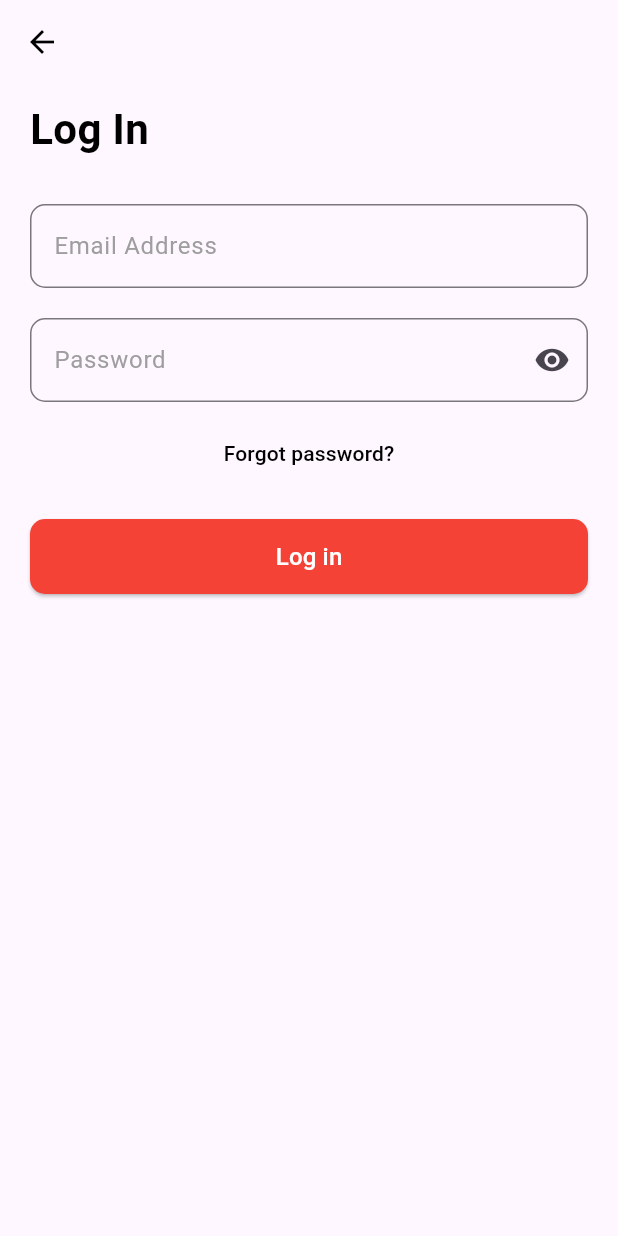
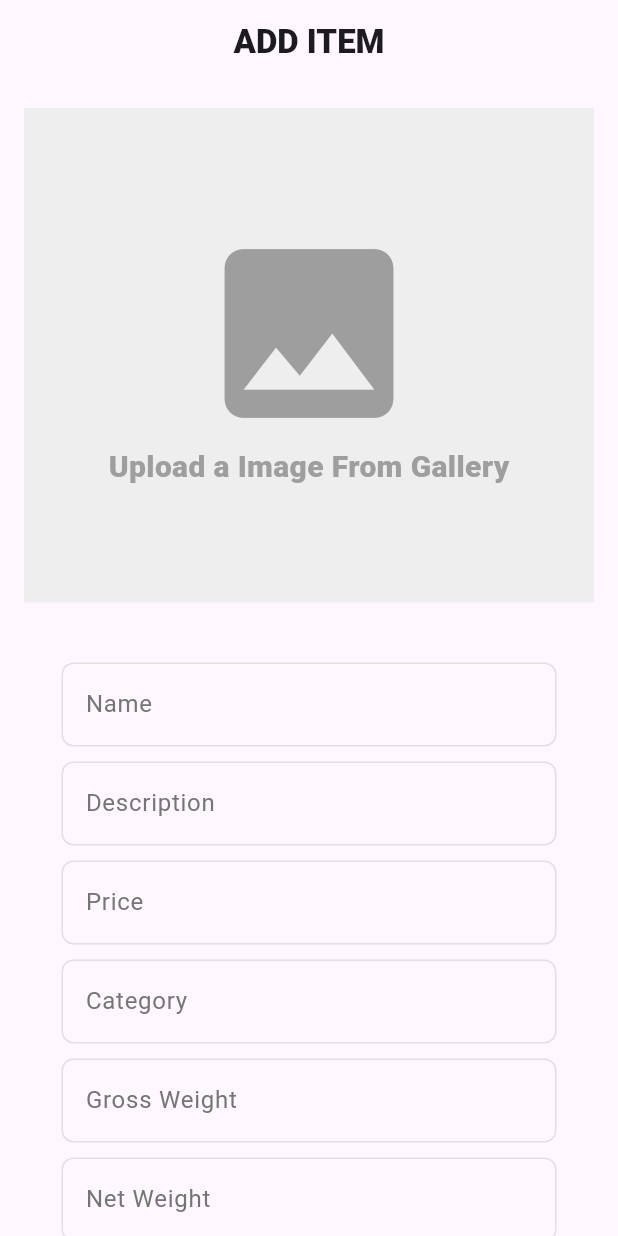
Before and after one commit to AdilAmeenAM/rgc_dynamics_machine_test, a Flutter app: the screen it shows after launch, on a phone screen of 412 x 824 dp. Run offline on Flutter 3.47's test engine with Material 3 defaults, Android fonts, the phone set to English and light mode, and no system bars; our stand-ins replace dio, flutter_hooks, go_router, hooks_riverpod, image_picker, riverpod_annotation; generated files the repository leaves out were written again.

Commit message:
item craeting page completed

```diff
--- a/lib/core/router/router.dart
+++ b/lib/core/router/router.dart
@@ -6,6 +6,7 @@ import 'package:rgc_dynamics_machine_test/features/home/models/food_product_mode
 import 'package:rgc_dynamics_machine_test/features/home/view/pages/food_details_page.dart';
 import 'package:rgc_dynamics_machine_test/features/home/view/pages/home_page.dart';
 import 'package:rgc_dynamics_machine_test/features/home/view/pages/profile_page.dart';
+import 'package:rgc_dynamics_machine_test/features/home/view/pages/upload_food_product_page.dart';
 import 'package:rgc_dynamics_machine_test/main.dart';
 
 final router = GoRouter(
@@ -19,6 +20,10 @@ final router = GoRouter(
     GoRoute(
       path: SplashScreenPage.routePath,
       builder: (context, state) => const SplashScreenPage(),
+    ),
+    GoRoute(
+      path: UploadFoodProductPage.routePath,
+      builder: (context, state) => const UploadFoodProductPage(),
     ),
     GoRoute(
       path: HomePage.routePath,
--- a/lib/features/authentication/controller/auth_controller.dart
+++ b/lib/features/authentication/controller/auth_controller.dart
@@ -8,7 +8,7 @@ import 'package:riverpod_annotation/riverpod_annotation.dart';
 
 part 'auth_controller.g.dart';
 
-@Riverpod(keepAlive: true)
+@riverpod
 class AuthController extends _$AuthController {
   @override
   UserModel? build() {
@@ -18,7 +18,6 @@ class AuthController extends _$AuthController {
   Future<void> login(String email, String password) async {
     try {
       final response = await AuthService.login(email, password);
-      state = response;
 
       App.navigatorKey.currentContext!
           .push(HomePage.routePath, extra: response);
--- a/lib/features/home/models/food_product_model.dart
+++ b/lib/features/home/models/food_product_model.dart
@@ -1,55 +1,55 @@
 class FoodProductModel {
-  final int id;
-  final String name;
-  final String price;
-  final String description;
-  final String category;
-  final Weights weights;
-  final Barcode barcode;
-  final String code;
-  final double rating;
-  final String image;
+  final int? id;
+  final String? name;
+  final String? price;
+  final String? description;
+  final String? category;
+  final Weights? weights;
+  final Barcode? barcode;
+  final String? code;
+  final double? rating;
+  final String? image;
 
   FoodProductModel({
-    required this.id,
-    required this.name,
-    required this.price,
-    required this.description,
-    required this.category,
-    required this.weights,
-    required this.barcode,
-    required this.code,
-    required this.rating,
-    required this.image,
+    this.id,
+    this.name,
+    this.price,
+    this.description,
+    this.category,
+    this.weights,
+    this.barcode,
+    this.code,
+    this.rating,
+    this.image,
   });
 
   // Factory constructor to create an object from JSON
   factory FoodProductModel.fromJson(Map<String, dynamic> json) {
     return FoodProductModel(
-      id: json['id'],
-      name: json['name'],
-      price: json['price'],
-      description: json['description'],
-      category: json['category'],
-      weights: Weights.fromJson(json['weights']),
-      barcode: Barcode.fromJson(json['barcode']),
-      code: json['code'],
-      rating: json['rating'].toDouble(),
-      image: json['image'],
+      id: json['id'] as int?,
+      name: json['name'] as String?,
+      price: json['price'] as String?,
+      description: json['description'] as String?,
+      category: json['category'] as String?,
+      weights:
+          json['weights'] != null ? Weights.fromJson(json['weights']) : null,
+      barcode:
+          json['barcode'] != null ? Barcode.fromJson(json['barcode']) : null,
+      code: json['code'] as String?,
+      rating: (json['rating'] as num?)?.toDouble(),
+      image: json['image'] as String?,
     );
   }
 
   // Method to convert the object back to JSON
   Map<String, dynamic> toJson() {
     return {
-      'id': id,
       'name': name,
+      'description': description,
       'price': price,
-      'description': description,
       'category': category,
-      'weights': weights.toJson(),
-      'barcode': barcode.toJson(),
-      'code': code,
+      'weights': weights?.toJson(),
+      'barcode': barcode?.toJson(),
       'rating': rating,
       'image': image,
     };
@@ -57,19 +57,19 @@ class FoodProductModel {
 }
 
 class Weights {
-  final double netWeight; // Changed from int to double
-  final double grossWeight; // Changed from int to double
+  final double? netWeight; // Changed from double to double?
+  final double? grossWeight; // Changed from double to double?
 
   Weights({
-    required this.netWeight,
-    required this.grossWeight,
+    this.netWeight,
+    this.grossWeight,
   });
 
   factory Weights.fromJson(Map<String, dynamic> json) {
     return Weights(
-      netWeight: (json['net_weight'] as num).toDouble(), // Convert to double
+      netWeight: (json['net_weight'] as num?)?.toDouble(), // Convert to double
       grossWeight:
-          (json['gross_weight'] as num).toDouble(), // Convert to double
+          (json['gross_weight'] as num?)?.toDouble(), // Convert to double
     );
   }
 
@@ -82,14 +82,14 @@ class Weights {
 }
 
 class Barcode {
-  final double barcodeNumber; // Changed from int to double
+  final double? barcodeNumber; // Changed from double to double?
 
-  Barcode({required this.barcodeNumber});
+  Barcode({this.barcodeNumber});
 
   factory Barcode.fromJson(Map<String, dynamic> json) {
     return Barcode(
       barcodeNumber:
-          (json['barcode_number'] as num).toDouble(), // Convert to double
+          (json['barcode_number'] as num?)?.toDouble(), // Convert to double
     );
   }
 
--- a/lib/features/home/view/pages/food_details_page.dart
+++ b/lib/features/home/view/pages/food_details_page.dart
@@ -29,7 +29,7 @@ class FoodDetailsPage extends StatelessWidget {
                   image: DecorationImage(
                     fit: BoxFit.cover,
                     image: NetworkImage(
-                      productModel.image,
+                      productModel.image ?? "",
                     ),
                   ),
                 ),
@@ -64,8 +64,8 @@ class FoodDetailsPage extends StatelessWidget {
                     crossAxisAlignment: CrossAxisAlignment.start,
                     children: [
                       ProductTileWidget(
-                          name: productModel.name,
-                          price: productModel.price,
+                          name: productModel.name ?? "",
+                          price: productModel.price ?? "",
                           padding: 0,
                           rating: 1.2),
                       const SizedBox(height: 20),
@@ -77,7 +77,7 @@ class FoodDetailsPage extends StatelessWidget {
                             fontWeight: FontWeight.bold, fontSize: 18),
                       ),
                       Text(
-                        productModel.description,
+                        productModel.description ?? "",
                         style: const TextStyle(color: Colors.grey),
                       ),
                       const SizedBox(height: 20),
@@ -86,12 +86,13 @@ class FoodDetailsPage extends StatelessWidget {
                         style: TextStyle(
                             fontWeight: FontWeight.bold, fontSize: 18),
                       ),
-                      Text("Net Weight : ${productModel.weights.netWeight}",
-                          style: const TextStyle(color: Colors.grey)),
-                      Text("Gross Weight : ${productModel.weights.grossWeight}",
+                      Text("Net Weight : ${productModel.weights?.netWeight}",
                           style: const TextStyle(color: Colors.grey)),
                       Text(
-                          "Barcode Number : ${productModel.barcode.barcodeNumber}",
+                          "Gross Weight : ${productModel.weights?.grossWeight}",
+                          style: const TextStyle(color: Colors.grey)),
+                      Text(
+                          "Barcode Number : ${productModel.barcode?.barcodeNumber}",
                           style: const TextStyle(color: Colors.grey)),
                     ],
                   )),
--- a/lib/features/home/view/pages/home_page.dart
+++ b/lib/features/home/view/pages/home_page.dart
@@ -86,10 +86,10 @@ class HomePage extends ConsumerWidget {
                                 extra: foodProduct);
                           },
                           child: FoodCardWidget(
-                            imageUrl: foodProduct.image,
-                            name: foodProduct.name,
-                            price: foodProduct.price,
-                            rating: foodProduct.rating,
+                            imageUrl: foodProduct.image ?? "",
+                            name: foodProduct.name ?? "",
+                            price: foodProduct.price ?? "",
+                            rating: foodProduct.rating ?? 0.0,
                           ),
                         ),
                       );
@@ -102,96 +102,3 @@ class HomePage extends ConsumerWidget {
     );
   }
 }
-// class HomeTabBarView extends ConsumerWidget {
-//   final String recipe;
-//   const HomeTabBarView({super.key, required this.recipe});
-
-//   @override
-//   Widget build(BuildContext context, ref) {
-//     final height = MediaQuery.of(context).size.height;
-//     final width = MediaQuery.of(context).size.width;
-
-//     return FutureBuilder<List<RecipeModel>>(
-//       future: ref
-//           .read(recipeServiceControllerProvider.notifier)
-//           .getRecipes(recipe, 0, 5),
-//       builder: (context, snapshot) {
-//         if (snapshot.connectionState == ConnectionState.waiting) {
-//           return const Center(child: CircularProgressIndicator());
-//         }
-
-//         if (snapshot.hasError) {
-//           return Center(
-//             child: Text(
-//               "Error: ${snapshot.error}",
-//               style: const TextStyle(color: Colors.red, fontSize: 16),
-//             ),
-//           );
-//         }
-
-//         if (!snapshot.hasData || snapshot.data!.isEmpty) {
-//           return const Center(
-//             child: Text("No recipes available."),
-//           );
-//         }
-
-//         final recipes = snapshot.data!;
-
-//         return SizedBox(
-//           height: height * .28,
-//           child: ListView.separated(
-//             scrollDirection: Axis.horizontal,
-//             itemBuilder: (context, index) {
-//               final recipe = recipes[index];
-
-//               return Container(
-//                 margin: EdgeInsets.only(right: width * .02),
-//                 width: width * .5,
-//                 child: Column(
-//                   crossAxisAlignment: CrossAxisAlignment.start,
-//                   children: [
-//                     GestureDetector(
-//                       onTap: () {
-//                         context.push(RecipeDetailsPage.routePath,
-//                             extra: recipe);
-//                       },
-//                       child: Container(
-//                         width: width,
-//                         height: height * .17,
-//                         decoration: BoxDecoration(
-//                           borderRadius: BorderRadius.circular(15),
-//                           image: DecorationImage(
-//                             image: NetworkImage(recipe.image!),
-//                             fit: BoxFit.fill,
-//                           ),
-//                         ),
-//                       ),
-//                     ),
-//                     SizedBox(height: height * .01),
-//                     Text(
-//                       recipe.label!,
-//                       style: TextStyle(
-//                         fontSize: width * .035,
-//                         fontWeight: FontWeight.bold,
-//                       ),
-//                     ),
-//                     SizedBox(height: height * .01),
-//                     Text(
-//                       "Calories: ${recipe.calories}",
-//                       style: TextStyle(
-//                         fontSize: width * .03,
-//                         color: Colors.grey,
-//                       ),
-//                     ),
-//                   ],
-//                 ),
-//               );
-//             },
-//             separatorBuilder: (context, index) => const SizedBox(width: 15),
-//             itemCount: recipes.length,
-//           ),
-//         );
-//       },
-//     );
-//   }
-// }
--- /dev/null
+++ b/lib/features/home/view/pages/upload_food_product_page.dart
@@ -0,0 +1,217 @@
+import 'dart:io';
+
+import 'package:flutter/material.dart';
+import 'package:flutter_hooks/flutter_hooks.dart';
+import 'package:image_picker/image_picker.dart';
+import 'package:rgc_dynamics_machine_test/features/home/models/food_product_model.dart';
+import 'package:rgc_dynamics_machine_test/features/home/services/food_product_service.dart';
+import 'package:rgc_dynamics_machine_test/features/home/view/widgets/custom_text_field_widget.dart';
+
+class UploadFoodProductPage extends HookWidget {
+  static const routePath = "/upload";
+  const UploadFoodProductPage({super.key});
+
+  @override
+  Widget build(BuildContext context) {
+    final width = MediaQuery.of(context).size.width;
+    final pickedImage = useState<File?>(null);
+    final ImagePicker picker = ImagePicker();
+
+    final nameController = useTextEditingController();
+    final descriptionController = useTextEditingController();
+    final priceController = useTextEditingController();
+    final categoryController = useTextEditingController();
+    final grossWeightController = useTextEditingController();
+    final netWeightController = useTextEditingController();
+    final barcodeController = useTextEditingController();
+    final ratingController = useTextEditingController();
+    final imageUrl = useState<String?>('');
+
+    Future<void> pickImage() async {
+      final XFile? image = await picker.pickImage(source: ImageSource.gallery);
+
+      if (image != null) {
+        pickedImage.value = File(image.path);
+        imageUrl.value =
+            await FoodProductService.uploadImage(pickedImage.value!);
+      }
+    }
+
+    Future<void> submitForm() async {
+      // Check if all fields are filled
+      if (nameController.text.isEmpty ||
+          descriptionController.text.isEmpty ||
+          priceController.text.isEmpty ||
+          categoryController.text.isEmpty ||
+          grossWeightController.text.isEmpty ||
+          netWeightController.text.isEmpty ||
+          barcodeController.text.isEmpty ||
+          ratingController.text.isEmpty ||
+          pickedImage.value == null) {
+        // Show SnackBar if any field is empty
+        ScaffoldMessenger.of(context).showSnackBar(
+          const SnackBar(
+            content: Text('All fields are required, including the image.'),
+            backgroundColor: Colors.red,
+          ),
+        );
+        return;
+      }
+
+      try {
+        Weights weights = Weights(
+          netWeight: double.tryParse(netWeightController.text),
+          grossWeight: double.tryParse(grossWeightController.text),
+        );
+
+        Barcode barcode = Barcode(
+          barcodeNumber: double.tryParse(barcodeController.text),
+        );
+
+        final requestBody = FoodProductModel(
+          name: nameController.text,
+          description: descriptionController.text,
+          price: priceController.text,
+          category: categoryController.text,
+          weights: weights,
+          barcode: barcode,
+          rating: double.tryParse(ratingController.text),
+          image: imageUrl.value!,
+        ).toJson();
+
+        await FoodProductService.createFoodProduct(requestBody);
+
+        // Show success SnackBar
+        ScaffoldMessenger.of(context).showSnackBar(
+          const SnackBar(
+            content: Text('Product added successfully!'),
+            backgroundColor: Colors.green,
+          ),
+        );
+
+        // Clear the form after submission
+        nameController.clear();
+        descriptionController.clear();
+        priceController.clear();
+        categoryController.clear();
+        grossWeightController.clear();
+        netWeightController.clear();
+        barcodeController.clear();
+        ratingController.clear();
+        pickedImage.value = null;
+        imageUrl.value = null;
+      } catch (e) {
+        // Show error SnackBar if submission fails
+        ScaffoldMessenger.of(context).showSnackBar(
+          SnackBar(
+            content: Text('Failed to add product: $e'),
+            backgroundColor: Colors.red,
+          ),
+        );
+      }
+    }
+
+    return Scaffold(
+      appBar: AppBar(
+        centerTitle: true,
+        title: const Text(
+          "ADD ITEM",
+          style: TextStyle(fontWeight: FontWeight.w900),
+        ),
+      ),
+      body: SingleChildScrollView(
+        child: Padding(
+          padding: const EdgeInsets.all(16.0),
+          child: Column(
+            mainAxisAlignment: MainAxisAlignment.start,
+            crossAxisAlignment: CrossAxisAlignment.start,
+            children: [
+              pickedImage.value != null
+                  ? InkWell(
+                      onTap: pickImage,
+                      child: Image.file(
+                        pickedImage.value!,
+                        width: width,
+                        height: 300,
+                        fit: BoxFit.cover,
+                      ),
+                    )
+                  : InkWell(
+                      onTap: pickImage,
+                      child: Container(
+                        color: Colors.grey[200],
+                        width: width,
+                        height: width * .8,
+                        child: const Column(
+                          mainAxisAlignment: MainAxisAlignment.center,
+                          children: [
+                            Icon(
+                              Icons.image,
+                              size: 150,
+                              color: Colors.grey,
+                            ),
+                            Text(
+                              "Upload a Image From Gallery",
+                              style: TextStyle(
+                                  color: Colors.grey,
+                                  fontWeight: FontWeight.w900,
+                                  fontSize: 20),
+                            )
+                          ],
+                        ),
+                      ),
+                    ),
+              const SizedBox(height: 20),
+              const SizedBox(height: 20),
+              CustomTextFieldWidget(
+                  labelText: "Name", controller: nameController),
+              const SizedBox(height: 10),
+              CustomTextFieldWidget(
+                  labelText: 'Description', controller: descriptionController),
+              const SizedBox(height: 10),
+              CustomTextFieldWidget(
+                labelText: 'Price',
+                controller: priceController,
+                keybordType: TextInputType.number,
+              ),
+              const SizedBox(height: 10),
+              CustomTextFieldWidget(
+                  labelText: 'Category', controller: categoryController),
+              const SizedBox(height: 10),
+              CustomTextFieldWidget(
+                  labelText: 'Gross Weight',
+                  controller: grossWeightController,
+                  keybordType: TextInputType.number),
+              const SizedBox(height: 10),
+              CustomTextFieldWidget(
+                  labelText: 'Net Weight',
+                  controller: netWeightController,
+                  keybordType: TextInputType.number),
+              const SizedBox(height: 10),
+              CustomTextFieldWidget(
+                  labelText: 'Barcode Number',
+                  controller: barcodeController,
+                  keybordType: TextInputType.number),
+              const SizedBox(height: 10),
+              CustomTextFieldWidget(
+                  labelText: 'Rating',
+                  controller: ratingController,
+                  keybordType: TextInputType.number),
+              const SizedBox(height: 20),
+              ElevatedButton(
+                style: ElevatedButton.styleFrom(backgroundColor: Colors.red),
+                onPressed: submitForm,
+                child: const Center(
+                  child: Text(
+                    "Submit",
+                    style: TextStyle(color: Colors.white),
+                  ),
+                ),
+              ),
+            ],
+          ),
+        ),
+      ),
+    );
+  }
+}
--- /dev/null
+++ b/lib/features/home/view/widgets/custom_text_field_widget.dart
@@ -0,0 +1,34 @@
+import 'package:flutter/material.dart';
+
+class CustomTextFieldWidget extends StatelessWidget {
+  final String labelText;
+  final TextEditingController controller;
+  final TextInputType? keybordType;
+
+  const CustomTextFieldWidget(
+      {super.key,
+      required this.labelText,
+      required this.controller,
+      this.keybordType});
+
+  @override
+  Widget build(BuildContext context) {
+    return Padding(
+      padding: const EdgeInsets.symmetric(horizontal: 25.0),
+      child: TextField(
+        keyboardType: keybordType,
+        controller: controller,
+        decoration: InputDecoration(
+          enabledBorder: OutlineInputBorder(
+              borderRadius: BorderRadius.circular(8),
+              borderSide: BorderSide(color: Colors.grey.shade300)),
+          focusedBorder: OutlineInputBorder(
+              borderRadius: BorderRadius.circular(8),
+              borderSide: BorderSide(color: Colors.grey.shade800)),
+          labelText: labelText,
+          labelStyle: TextStyle(color: Colors.grey.shade600),
+        ),
+      ),
+    );
+  }
+}
--- a/lib/main.dart
+++ b/lib/main.dart
@@ -1,6 +1,6 @@
 import 'package:flutter/material.dart';
 import 'package:hooks_riverpod/hooks_riverpod.dart';
-import 'package:rgc_dynamics_machine_test/core/router/router.dart';
+import 'package:rgc_dynamics_machine_test/features/home/view/pages/upload_food_product_page.dart';
 
 void main() {
   runApp(const ProviderScope(child: App()));
@@ -13,14 +13,16 @@ class App extends StatelessWidget {
 
   @override
   Widget build(BuildContext context) {
-    return MaterialApp.router(
+    return MaterialApp(
+      scaffoldMessengerKey: scaffoldMessengerKey,
       debugShowCheckedModeBanner: false,
       title: 'Flutter Demo',
       theme: ThemeData(
         colorScheme: ColorScheme.fromSeed(seedColor: Colors.deepPurple),
         useMaterial3: true,
       ),
-      routerConfig: router,
+      // routerConfig: router,
+      home: const UploadFoodProductPage(),
     );
   }
 }
--- a/pubspec.yaml
+++ b/pubspec.yaml
@@ -40,6 +40,7 @@ dependencies:
   flutter_hooks: ^0.20.5
   riverpod_annotation: ^2.6.1
   go_router: ^14.6.2
+  image_picker: ^1.1.2
 
 dev_dependencies:
   flutter_test:
```
Also changed, not shown: lib/features/home/controller/food_product_controller.dart (+10 -2 lines), lib/features/home/services/food_product_service.dart (+72 -0 lines), pubspec.lock, 5 other files.
